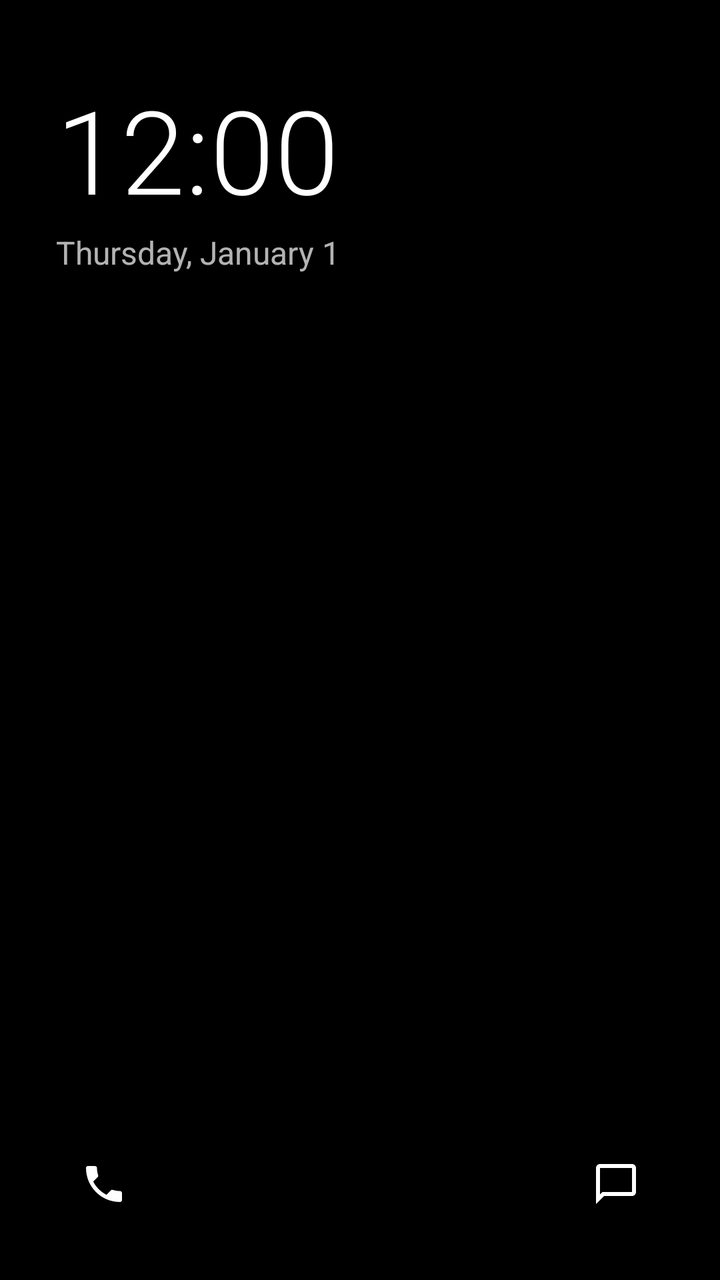
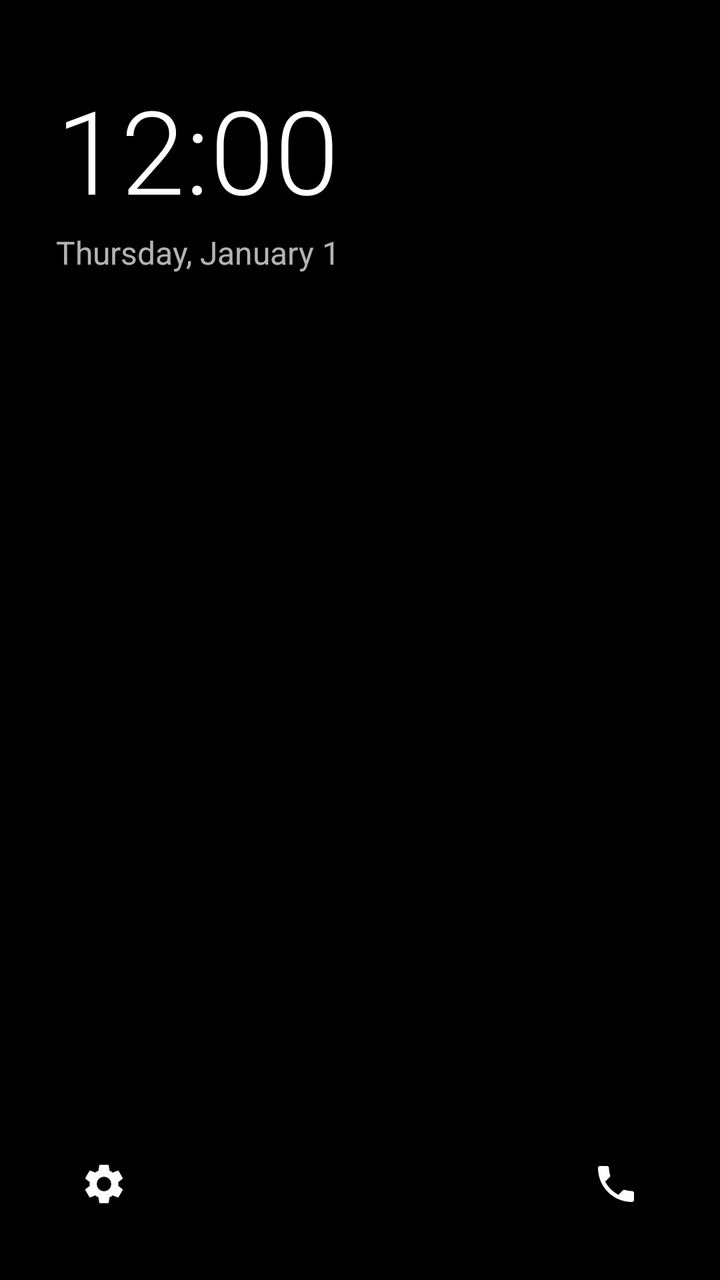

Two renders of the same Android screen: before a commit and after it. Below are the layout's source before the change and the commit's diff.
<!-- AndroidManifest.xml: application theme Theme.FocusLauncher -->
<!-- res/layout/activity_main.xml -->
<?xml version="1.0" encoding="utf-8"?>
<FrameLayout xmlns:android="http://schemas.android.com/apk/res/android"
    android:id="@+id/root_layout"
    android:layout_width="match_parent"
    android:layout_height="match_parent"
    android:background="@color/black">

    
    <RelativeLayout
        android:id="@+id/home_layout"
        android:layout_width="match_parent"
        android:layout_height="match_parent"
        android:paddingStart="28dp"
        android:paddingEnd="28dp"
        android:paddingTop="36dp"
        android:paddingBottom="24dp">

        
        <LinearLayout
            android:id="@+id/clock_container"
            android:layout_width="wrap_content"
            android:layout_height="wrap_content"
            android:orientation="vertical"
            android:background="?android:attr/selectableItemBackground">

            <TextClock
                android:id="@+id/text_clock"
                android:layout_width="wrap_content"
                android:layout_height="wrap_content"
                android:format12Hour="h:mm"
                android:format24Hour="HH:mm"
                android:textColor="@color/white"
                android:textSize="58sp"
                android:fontFamily="sans-serif-light" />

            <TextClock
                android:id="@+id/text_date"
                android:layout_width="wrap_content"
                android:layout_height="wrap_content"
                android:layout_marginTop="2dp"
                android:format12Hour="EEEE, MMMM d"
                android:format24Hour="EEEE, MMMM d"
                android:textColor="@color/white_translucent"
                android:textSize="16sp"
                android:fontFamily="sans-serif" />
        </LinearLayout>

        
        <androidx.recyclerview.widget.RecyclerView
            android:id="@+id/favorites_recycler"
            android:layout_width="match_parent"
            android:layout_height="wrap_content"
            android:layout_centerVertical="true"
            android:nestedScrollingEnabled="false"
            android:overScrollMode="never" />

        
        <LinearLayout
            android:id="@+id/bottom_shortcuts"
            android:layout_width="match_parent"
            android:layout_height="wrap_content"
            android:layout_alignParentBottom="true"
            android:orientation="horizontal"
            android:gravity="center_vertical">

            <ImageView
                android:id="@+id/btn_phone"
                android:layout_width="48dp"
                android:layout_height="48dp"
                android:padding="12dp"
                android:src="@drawable/ic_call"
                android:contentDescription="Phone"
                android:background="?android:attr/selectableItemBackgroundBorderless" />

            <View
                android:layout_width="0dp"
                android:layout_height="1dp"
                android:layout_weight="1" />

            <ImageView
                android:id="@+id/btn_messages"
                android:layout_width="48dp"
                android:layout_height="48dp"
                android:padding="12dp"
                android:src="@drawable/ic_message"
                android:contentDescription="Messages"
                android:background="?android:attr/selectableItemBackgroundBorderless" />
        </LinearLayout>

    </RelativeLayout>

    
    <LinearLayout
        android:id="@+id/drawer_layout"
        android:layout_width="match_parent"
        android:layout_height="match_parent"
        android:background="@color/black"
        android:orientation="vertical"
        android:visibility="gone"
        android:clickable="true"
        android:focusable="true">

        <EditText
            android:id="@+id/search_input"
            android:layout_width="match_parent"
            android:layout_height="wrap_content"
            android:layout_marginStart="24dp"
            android:layout_marginEnd="24dp"
            android:layout_marginTop="20dp"
            android:layout_marginBottom="8dp"
            android:background="@android:color/transparent"
            android:hint="@string/search_hint"
            android:textColorHint="@color/gray_muted"
            android:textColor="@color/white"
            android:textSize="20sp"
            android:fontFamily="sans-serif-light"
            android:singleLine="true"
            android:imeOptions="actionDone"
            android:inputType="textNoSuggestions" />

        <View
            android:layout_width="match_parent"
            android:layout_height="1dp"
            android:layout_marginStart="24dp"
            android:layout_marginEnd="24dp"
            android:layout_marginBottom="8dp"
            android:background="@color/gray_dark" />

        <androidx.recyclerview.widget.RecyclerView
            android:id="@+id/drawer_recycler"
            android:layout_width="match_parent"
            android:layout_height="0dp"
            android:layout_weight="1"
            android:overScrollMode="never" />

    </LinearLayout>

</FrameLayout>
<!-- resources referenced by this layout -->
<resources>
  <color name="black">#000000</color>
  <color name="gray_dark">#1A1A1A</color>
  <color name="gray_muted">#777777</color>
  <color name="white">#FFFFFF</color>
  <color name="white_translucent">#B3FFFFFF</color>
  <!-- drawable ic_call (drawable) -->
  <vector xmlns:android="http://schemas.android.com/apk/res/android"
      android:width="24dp"
      android:height="24dp"
      android:viewportWidth="24"
      android:viewportHeight="24">
      <path
          android:fillColor="#FFFFFFFF"
          android:pathData="M6.62,10.79c1.44,2.83 3.76,5.14 6.59,6.59l2.2,-2.2c0.27,-0.27 0.67,-0.36 1.02,-0.24 1.12,0.37 2.33,0.57 3.57,0.57 0.55,0 1,0.45 1,1V20c0,0.55,-0.45,1,-1,1-9.39,0,-17,-7.61,-17,-17 0,-0.55 0.45,-1 1,-1h3.5c0.55,0 1,0.45 1,1 0,1.25 0.2,2.45 0.57,3.57 0.11,0.35 0.03,0.74,-0.25,1.02l-2.2,2.2z"/>
  </vector>
  <!-- drawable ic_message (drawable) -->
  <vector xmlns:android="http://schemas.android.com/apk/res/android"
      android:width="24dp"
      android:height="24dp"
      android:viewportWidth="24"
      android:viewportHeight="24">
      <path
          android:fillColor="#FFFFFFFF"
          android:pathData="M20,2H4c-1.1,0 -2,0.9 -2,2v18l4,-4h14c1.1,0 2,-0.9 2,-2V4c0,-1.1 -0.9,-2 -2,-2zm0,14H5.17L4,17.17V4h16v12z"/>
  </vector>
  <string name="search_hint">Search apps</string>
  <style name="Theme.FocusLauncher" parent="Theme.AppCompat.NoActionBar">
          <item name="android:windowBackground">@color/black</item>
          <item name="android:colorBackground">@color/black</item>
          <item name="android:statusBarColor">@color/black</item>
          <item name="android:navigationBarColor">@color/black</item>
          <item name="android:windowLightStatusBar">false</item>
          <item name="android:windowLightNavigationBar">false</item>
          <item name="android:textColorPrimary">@color/white</item>
          <item name="android:textColorSecondary">@color/white_translucent</item>
          <item name="android:windowLayoutInDisplayCutoutMode" tools:targetApi="p">shortEdges</item>
          <item name="colorAccent">@color/white</item>
      </style>
</resources>

<!-- the commit's change to res/layout/activity_main.xml (unified diff, before → after) -->
@@ -64,12 +64,12 @@
             android:gravity="center_vertical">
 
             <ImageView
-                android:id="@+id/btn_phone"
+                android:id="@+id/btn_settings"
                 android:layout_width="48dp"
                 android:layout_height="48dp"
                 android:padding="12dp"
-                android:src="@drawable/ic_call"
-                android:contentDescription="Phone"
+                android:src="@drawable/ic_settings"
+                android:contentDescription="Settings"
                 android:background="?android:attr/selectableItemBackgroundBorderless" />
 
             <View
@@ -78,12 +78,12 @@
                 android:layout_weight="1" />
 
             <ImageView
-                android:id="@+id/btn_messages"
+                android:id="@+id/btn_phone"
                 android:layout_width="48dp"
                 android:layout_height="48dp"
                 android:padding="12dp"
-                android:src="@drawable/ic_message"
-                android:contentDescription="Messages"
+                android:src="@drawable/ic_call"
+                android:contentDescription="Phone"
                 android:background="?android:attr/selectableItemBackgroundBorderless" />
         </LinearLayout>
 
<!-- resource entries referenced after the edit -->
@@ -15,7 +15,7 @@
           android:fillColor="#FFFFFFFF"
           android:pathData="M6.62,10.79c1.44,2.83 3.76,5.14 6.59,6.59l2.2,-2.2c0.27,-0.27 0.67,-0.36 1.02,-0.24 1.12,0.37 2.33,0.57 3.57,0.57 0.55,0 1,0.45 1,1V20c0,0.55,-0.45,1,-1,1-9.39,0,-17,-7.61,-17,-17 0,-0.55 0.45,-1 1,-1h3.5c0.55,0 1,0.45 1,1 0,1.25 0.2,2.45 0.57,3.57 0.11,0.35 0.03,0.74,-0.25,1.02l-2.2,2.2z"/>
   </vector>
-  <!-- drawable ic_message (drawable) -->
+  <!-- drawable ic_settings (drawable) -->
   <vector xmlns:android="http://schemas.android.com/apk/res/android"
       android:width="24dp"
       android:height="24dp"
@@ -23,7 +23,7 @@
       android:viewportHeight="24">
       <path
           android:fillColor="#FFFFFFFF"
-          android:pathData="M20,2H4c-1.1,0 -2,0.9 -2,2v18l4,-4h14c1.1,0 2,-0.9 2,-2V4c0,-1.1 -0.9,-2 -2,-2zm0,14H5.17L4,17.17V4h16v12z"/>
+          android:pathData="M19.14,12.94c0.04,-0.3 0.06,-0.61 0.06,-0.94 0,-0.32 -0.02,-0.64 -0.07,-0.94l2.03,-1.58c0.18,-0.14 0.23,-0.41 0.12,-0.61l-1.92,-3.32c-0.12,-0.22 -0.37,-0.29 -0.59,-0.22l-2.39,0.96c-0.5,-0.38 -1.03,-0.7 -1.62,-0.94l-0.36,-2.54c-0.04,-0.24 -0.24,-0.41 -0.48,-0.41h-3.84c-0.24,0 -0.43,0.17 -0.47,0.41l-0.36,2.54c-0.59,0.24 -1.13,0.56 -1.62,0.94l-2.39,-0.96c-0.22,-0.08 -0.47,0 -0.59,0.22L2.74,8.87c-0.12,0.21 -0.08,0.47 0.12,0.61l2.03,1.58c-0.05,0.3 -0.09,0.63 -0.09,0.94s0.02,0.64 0.07,0.94l-2.03,1.58c-0.18,0.14 -0.23,0.41 -0.12,0.61l1.92,3.32c0.12,0.22 0.37,0.29 0.59,0.22l2.39,-0.96c0.5,0.38 1.03,0.7 1.62,0.94l0.36,2.54c0.05,0.24 0.24,0.41 0.48,0.41h3.84c0.24,0 0.44,-0.17 0.47,-0.41l0.36,-2.54c0.59,-0.24 1.13,-0.56 1.62,-0.94l2.39,0.96c0.22,0.08 0.47,0 0.59,-0.22l1.92,-3.32c0.12,-0.22 0.07,-0.47 -0.12,-0.61l-2.01,-1.58zM12,15.6c-1.98,0 -3.6,-1.62 -3.6,-3.6s1.62,-3.6 3.6,-3.6 3.6,1.62 3.6,3.6 -1.62,3.6 -3.6,3.6z"/>
   </vector>
   <string name="search_hint">Search apps</string>
   <style name="Theme.FocusLauncher" parent="Theme.AppCompat.NoActionBar">
